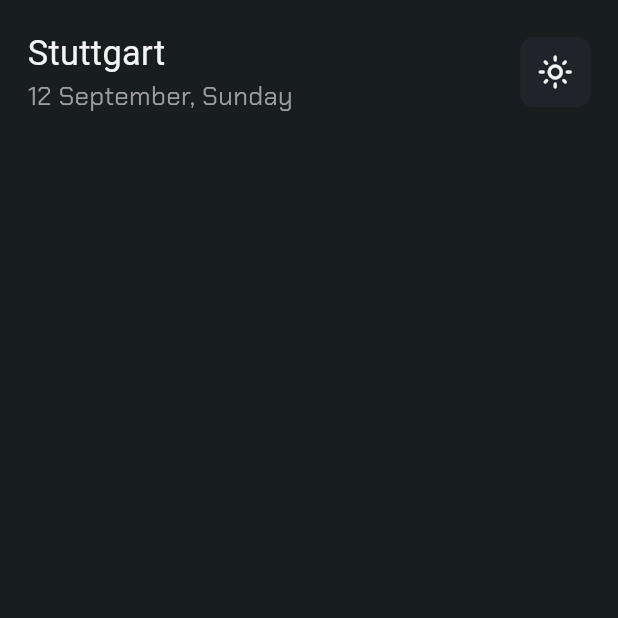
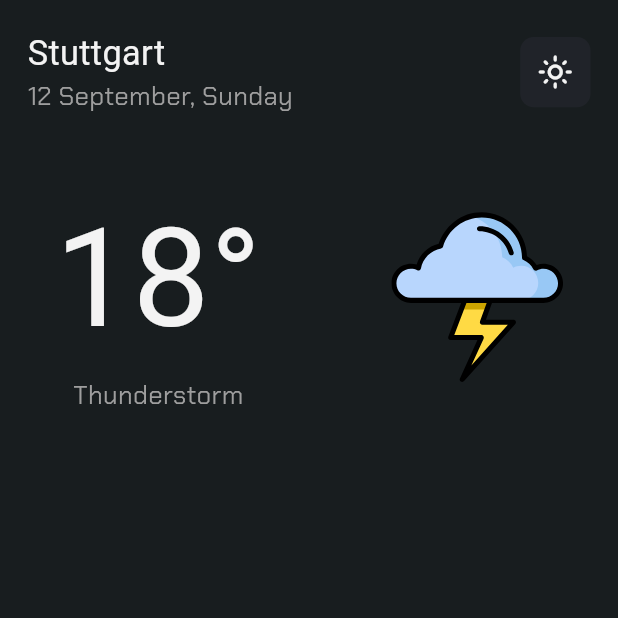
Before and after one commit to BabaVoos/Weather_App, a Flutter app: the screen it shows after launch, on a phone screen of 412 x 824 dp, the top half of it. Run offline on Flutter 3.47's test engine with Material 3 defaults, Android fonts, the phone set to English and light mode, and no system bars; our stand-ins replace flutter_screenutil, flutter_svg, google_fonts.

Commit message:
📂 Added assets folder 🖼️ Added svgs folder to assets 🌤️ Added TempratureAndIcon widget

```diff
--- a/lib/core/theming/text_styles.dart
+++ b/lib/core/theming/text_styles.dart
@@ -16,4 +16,10 @@ class TextStylesManager {
     fontSize: 20.sp,
     fontWeight: FontWeightHelper.regular,
   );
+
+  static TextStyle font80WhiteRegular = GoogleFonts.russoOne(
+    color: ColorsManager.whiteColor,
+    fontSize: 80.sp,
+    fontWeight: FontWeightHelper.regular,
+  );
 }
--- a/lib/features/home/ui/home_screen.dart
+++ b/lib/features/home/ui/home_screen.dart
@@ -1,5 +1,7 @@
 import 'package:flutter/material.dart';
 import 'package:flutter_screenutil/flutter_screenutil.dart';
+import '../../../core/helpers/spacing.dart';
+import 'widgets/tempratutre_and_icon.dart';
 import 'widgets/home_screen.dart';
 
 class HomeScreen extends StatelessWidget {
@@ -12,9 +14,11 @@ class HomeScreen extends StatelessWidget {
         child: Container(
           width: double.infinity,
           margin: EdgeInsets.symmetric(horizontal: 16.w, vertical: 16.h),
-          child: const Column(
+          child: Column(
             children: [
-              HomeTopBar(),
+              const HomeTopBar(),
+              verticalSpacing(20),
+              const TempratutreAndIcon(),
             ],
           ),
         ),
--- /dev/null
+++ b/lib/features/home/ui/widgets/tempratutre_and_icon.dart
@@ -0,0 +1,39 @@
+import 'package:flutter/material.dart';
+import 'package:flutter_screenutil/flutter_screenutil.dart';
+import 'package:flutter_svg/flutter_svg.dart';
+import '../../../../core/theming/text_styles.dart';
+
+class TempratutreAndIcon extends StatelessWidget {
+  const TempratutreAndIcon({
+    super.key,
+  });
+
+  @override
+  Widget build(BuildContext context) {
+    return Padding(
+      padding: EdgeInsets.symmetric(horizontal: 16.w, vertical: 16.h),
+      child: Row(
+        children: [
+          Column(
+            children: [
+              Text(
+                '18°',
+                style: TextStylesManager.font80WhiteRegular,
+              ),
+              Text(
+                'Thunderstorm',
+                style: TextStylesManager.font15GreyRegular,
+              ),
+            ],
+          ),
+          const Spacer(),
+          SvgPicture.asset(
+            'assets/svgs/thunderstorm.svg',
+            width: 100.w,
+            height: 100.h,
+          ),
+        ],
+      ),
+    );
+  }
+}
--- a/pubspec.yaml
+++ b/pubspec.yaml
@@ -53,8 +53,8 @@ dev_dependencies:
 flutter:
   uses-material-design: true
 
-  # assets:
-  #   - images/a_dot_burr.jpeg
+  assets:
+    - assets/svgs/
   # fonts:
   #   - family: Schyler
   #     fonts:
```
Also changed, not shown: assets/svgs/thunderstorm.svg (added).
